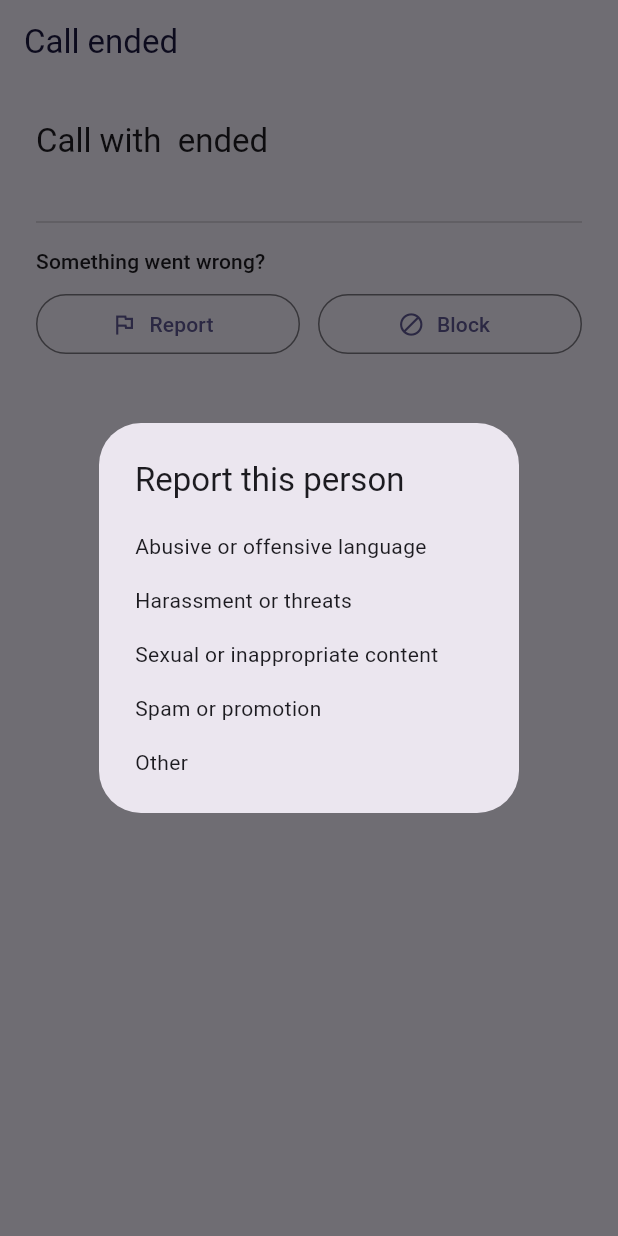
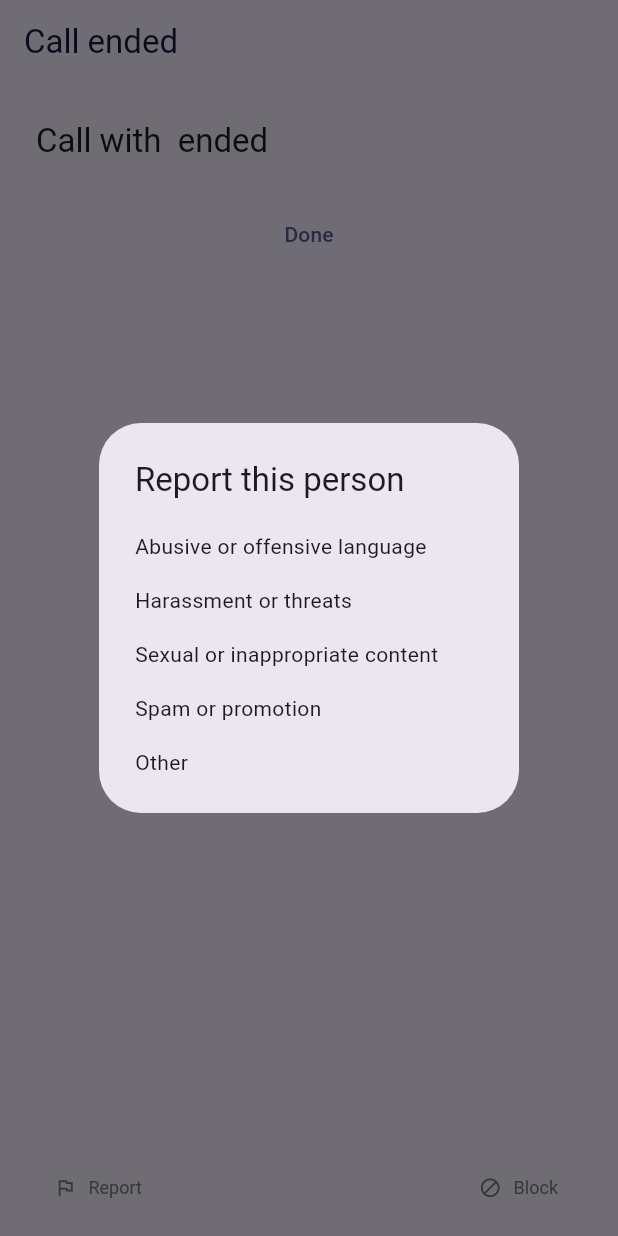
Before and after one commit to muruganpoilan-lgtm/talkory-app, a Flutter app: the PostCallScreen screen opened directly with empty values, after a tap on "Report", on a phone screen of 412 x 824 dp. Run offline on Flutter 3.47's test engine with Material 3 defaults, Android fonts, the light colour scheme and no system bars; our stand-ins replace audioplayers, firebase_core, firebase_messaging, geolocator, image_picker, permission_handler and 1 more; missing offline and left inert: agora_rtc_engine, flutter_callkit_incoming, razorpay_flutter, record; accounts and stored records are empty.

Commit message:
small report block

```diff
--- a/packages/talkory_core/lib/src/post_call_screen.dart
+++ b/packages/talkory_core/lib/src/post_call_screen.dart
@@ -77,7 +77,8 @@ class _PostCallScreenState extends State<PostCallScreen> {
     final text = Theme.of(context).textTheme;
     return Scaffold(
       appBar: AppBar(title: const Text('Call ended'), automaticallyImplyLeading: false),
-      body: ListView(
+      body: Column(children: [
+       Expanded(child: ListView(
         padding: const EdgeInsets.all(24),
         children: [
           if (widget.canRate) ...[
@@ -104,32 +105,32 @@ class _PostCallScreenState extends State<PostCallScreen> {
             FilledButton(onPressed: _busy || _stars == 0 ? null : _submitRating, child: const Text('Submit rating')),
           ] else
             Text('Call with ${widget.peerName} ended', style: text.titleLarge),
-          const SizedBox(height: 32),
-          const Divider(),
-          const SizedBox(height: 8),
-          Text('Something went wrong?', style: text.titleSmall),
-          const SizedBox(height: 8),
-          Row(children: [
-            Expanded(
-              child: OutlinedButton.icon(
-                onPressed: _busy || _reported ? null : _report,
-                icon: const Icon(Icons.flag_outlined),
-                label: Text(_reported ? 'Reported' : 'Report'),
-              ),
-            ),
-            const SizedBox(width: 12),
-            Expanded(
-              child: OutlinedButton.icon(
-                onPressed: _busy || _blocked ? null : _block,
-                icon: const Icon(Icons.block),
-                label: Text(_blocked ? 'Blocked' : 'Block'),
-              ),
-            ),
-          ]),
           const SizedBox(height: 24),
           TextButton(onPressed: () => Navigator.of(context).pop(), child: Text(widget.canRate ? 'Skip' : 'Done')),
         ],
+      )),
+      // Small and far from the main buttons, at the bottom, so they are not tapped by accident
+      SafeArea(
+        top: false,
+        child: Padding(
+          padding: const EdgeInsets.fromLTRB(24, 0, 24, 12),
+          child: Row(mainAxisAlignment: MainAxisAlignment.spaceBetween, children: [
+            TextButton.icon(
+              style: TextButton.styleFrom(visualDensity: VisualDensity.compact, foregroundColor: Theme.of(context).colorScheme.outline, textStyle: const TextStyle(fontSize: 12)),
+              onPressed: _busy || _reported ? null : _report,
+              icon: const Icon(Icons.flag_outlined, size: 15),
+              label: Text(_reported ? 'Reported' : 'Report'),
+            ),
+            TextButton.icon(
+              style: TextButton.styleFrom(visualDensity: VisualDensity.compact, foregroundColor: Theme.of(context).colorScheme.outline, textStyle: const TextStyle(fontSize: 12)),
+              onPressed: _busy || _blocked ? null : _block,
+              icon: const Icon(Icons.block, size: 15),
+              label: Text(_blocked ? 'Blocked' : 'Block'),
+            ),
+          ]),
+        ),
       ),
+     ]),
     );
   }
 }
```
